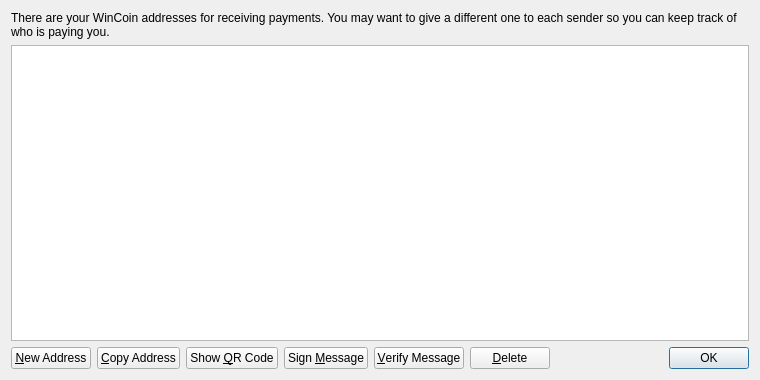
This is src/qt/forms/addressbookpage.ui in Wincoinofficial/wincoin as Qt 5 draws it before an edit. The edited form follows.
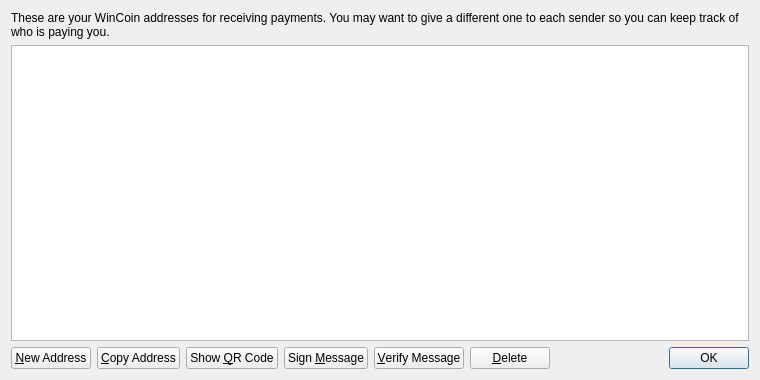
This is the edited form. Icons and pictures are not drawn.

Diff of the .ui file:
```diff
--- a/src/qt/forms/addressbookpage.ui
+++ b/src/qt/forms/addressbookpage.ui
@@ -17,7 +17,7 @@
    <item>
     <widget class="QLabel" name="labelExplanation">
      <property name="text">
-      <string>There are your WinCoin addresses for receiving payments. You may want to give a different one to each sender so you can keep track of who is paying you.</string>
+      <string>These are your WinCoin addresses for receiving payments. You may want to give a different one to each sender so you can keep track of who is paying you.</string>
      </property>
      <property name="textFormat">
       <enum>Qt::PlainText</enum>
```
